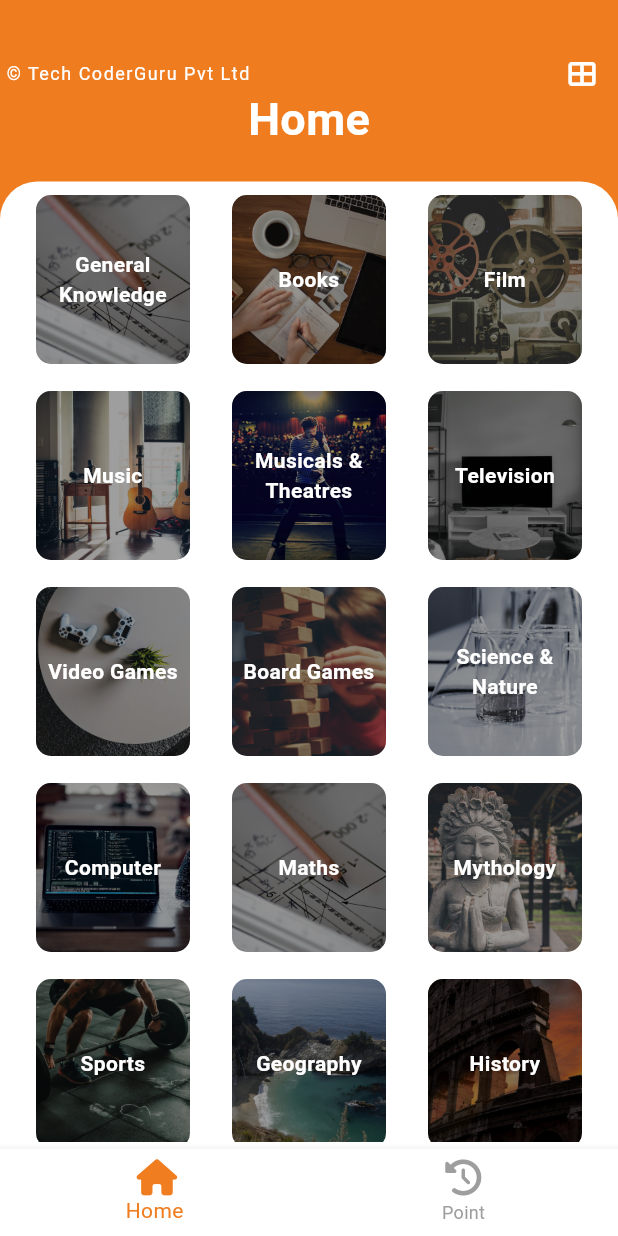
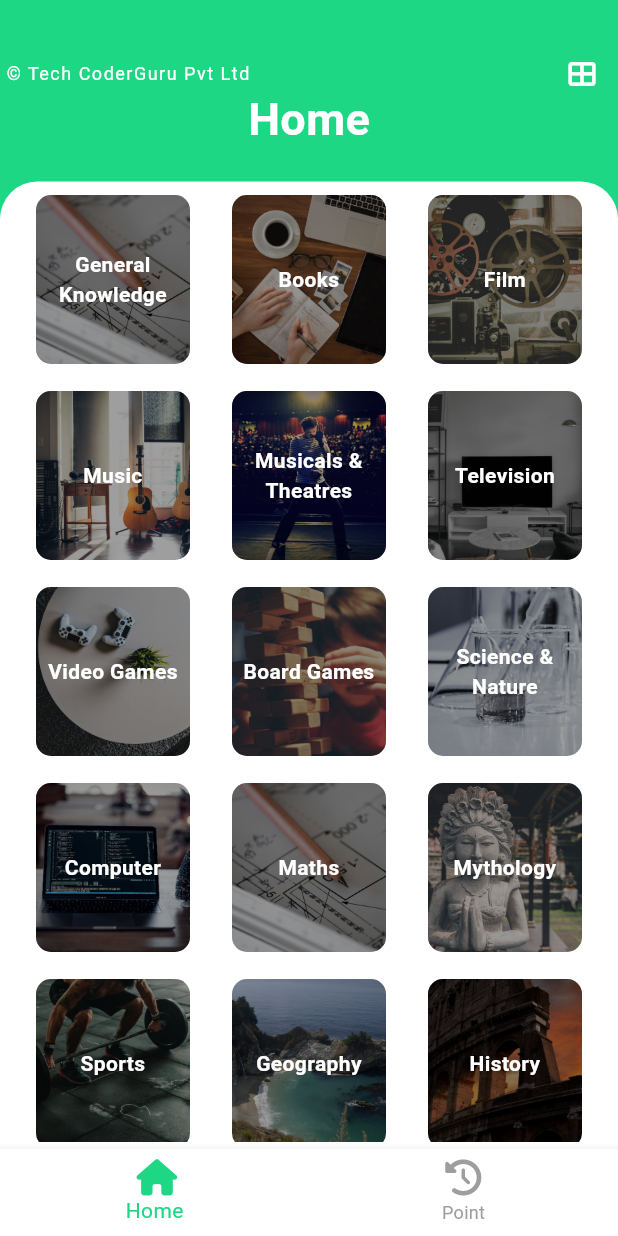
Before and after one commit to javedmughal-058/quiz_app_flutter_sqflite, a Flutter app: the screen it shows after launch, after a tap on an icon or button, on a phone screen of 412 x 824 dp. Run offline on Flutter 3.47's test engine with Material 3 defaults, Android fonts, the light colour scheme and no system bars; our stand-ins replace awesome_dialog, dio, font_awesome_flutter, html_unescape, percent_indicator, sqflite; accounts and stored records are empty; network calls fail.

Commit message:
some ui modifications

```diff
--- a/lib/screen/splash_screen.dart
+++ b/lib/screen/splash_screen.dart
@@ -56,7 +56,7 @@ class _SplashPageState extends State<SplashPage> {
               fontSize: 14,
             )),
             SizedBox(height: 10),
-            Text("© RankCoder Technology, Inc. All rights reserved", style: TextStyle(
+            Text("© Tech CoderGuru Pvt Ltd, Inc. All rights reserved", style: TextStyle(
               color: Colors.white,
               letterSpacing: 1.0,
               fontWeight: FontWeight.normal,
--- a/lib/util/constant.dart
+++ b/lib/util/constant.dart
@@ -3,7 +3,8 @@
 import 'package:flutter/material.dart';
 
 // color
-var kItemSelectBottomNav = const Color(0xffee6f08).withOpacity(.9);
+var kItemSelectBottomNav = const Color(0xff05d377).withOpacity(.9);
+var kSecondaryColor = Colors.green;
 const kItemUnSelectBottomNav = Colors.grey;
 
 //TextStyles
--- a/lib/widget/quiz_bottom_sheet.dart
+++ b/lib/widget/quiz_bottom_sheet.dart
@@ -198,6 +198,7 @@ class _QuizBottomSheetState extends State<QuizBottomSheet> {
 
   _startQuiz(QuestionProvider provider) async {
     if (selectNumber != null) {
+      provider.currentIndex = 0;
       provider.isLoadingFunc(false);
       await provider.getDataQuestion(
           selectDifficult.toLowerCase(),
```
Also changed, not shown: lib/screen/show_question_page.dart (+10 -4 lines).
